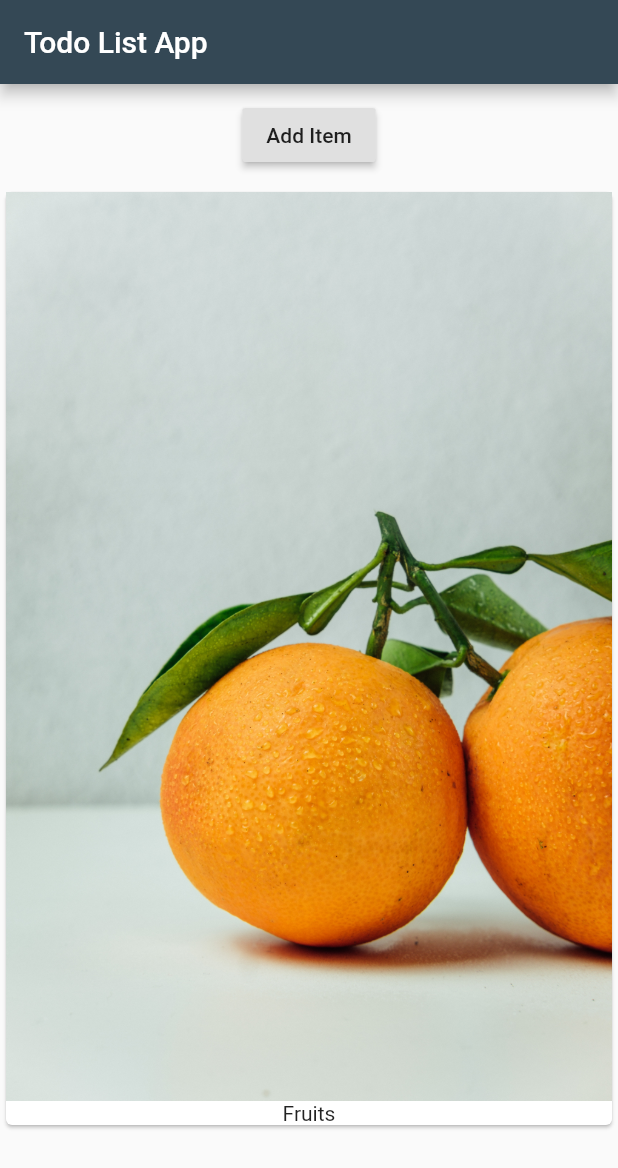
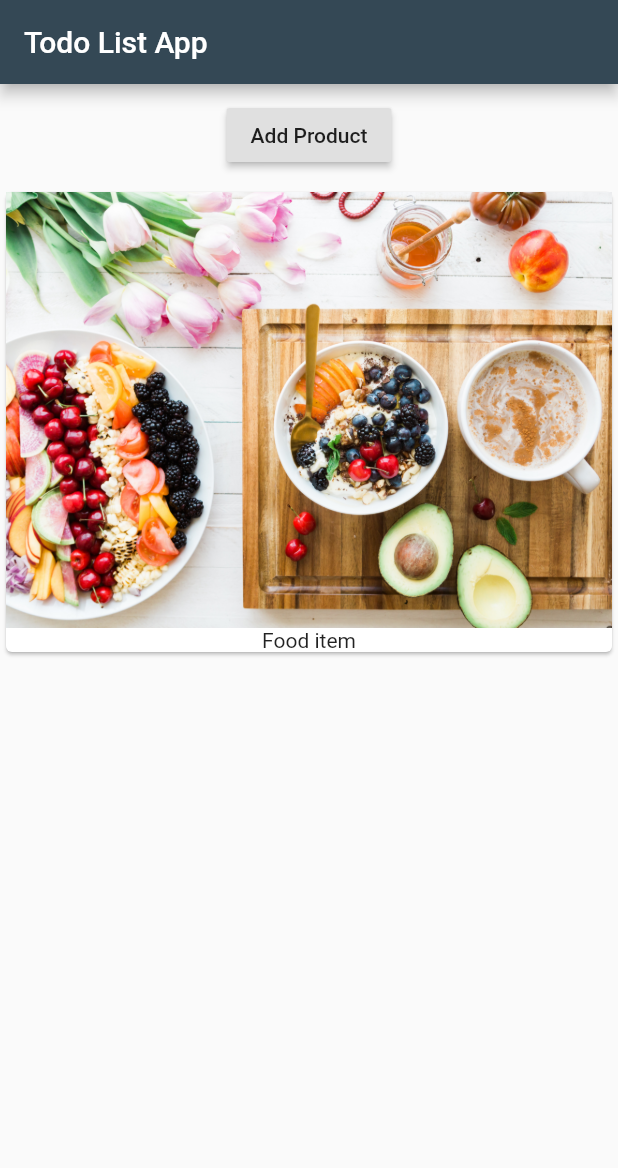
Before and after one commit to AlexeyNovichenko/flutterUniverse, a Flutter app: the screen it shows after launch, on a phone screen of 412 x 824 dp. Shown: the top 1168 px of the screen. Run offline on Flutter 3.47's test engine with Material 2 defaults, Android fonts, the phone set to English and light mode, and no system bars.

```diff
--- a/todo_app/my_todo_app/lib/main.dart
+++ b/todo_app/my_todo_app/lib/main.dart
@@ -1,6 +1,8 @@
 import "package:flutter/material.dart";
 
-void main() => runApp(MyApp());
+void main() {
+  runApp(MyApp());
+}
 
 class MyApp extends StatefulWidget {
   @override
@@ -10,11 +12,14 @@ class MyApp extends StatefulWidget {
 }
 
 class _MyAppState extends State<MyApp> {
+  //Adding a property, "products" which is a List of generic type String
+
+  List<String> _product = ["Food item"];
+
   @override
   Widget build(BuildContext context) {
     return MaterialApp(
       home: Scaffold(
-          //backgroundColor: Color.fromRGBO(35, 47, 52, 1),
         appBar: AppBar(
           title: Text("Todo List App"),
           backgroundColor: Color.fromRGBO(52, 72, 85, 1),
@@ -24,20 +29,29 @@ class _MyAppState extends State<MyApp> {
             children: <Widget>[
               Container(
                 margin: EdgeInsets.all(10.0),
-                  child: //Creating a RaisedButton Widget
-                    RaisedButton(
-                      onPressed: () {},
-                      child: Text("Add Item"),
+                child: RaisedButton(
+                  onPressed: () {
+                    setState(() {
+                      _product.add("New food item");
+                      print(_product);
+                    });
+                  },
+                  child: Text("Add Product"),
+                  splashColor: Color.fromRGBO(52, 72, 85, 1),
                 ),
               ),
-                Card(
+              Column(
+                children: _product
+                .map((element) => Card(
                     child: Column(
                       children: <Widget>[
                         Image.asset("images/fruit.jpg"),
-                      Text("Fruits")
+                        Text(element),
                       ],
                     ),
                   ),
+                ).toList(),
+              )
             ],
           ),
         ),
```
Also changed, not shown: todo_app/my_todo_app/images/fruit.jpg, 2 other files. Lines whose indentation alone changed are shown as unchanged.
